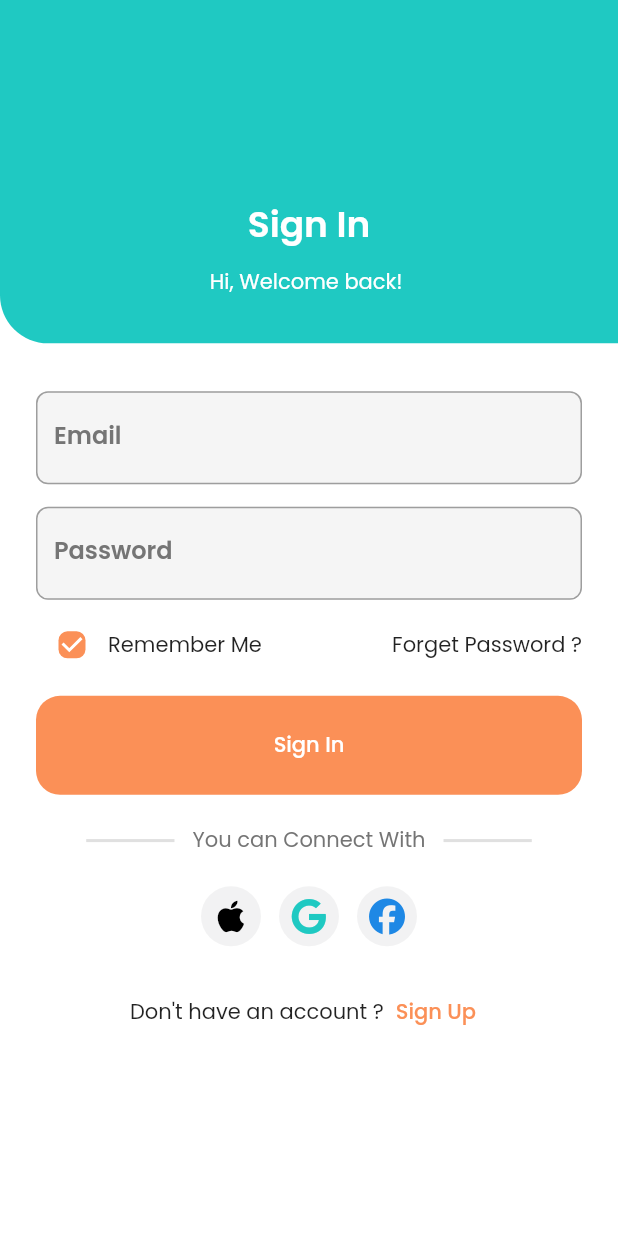
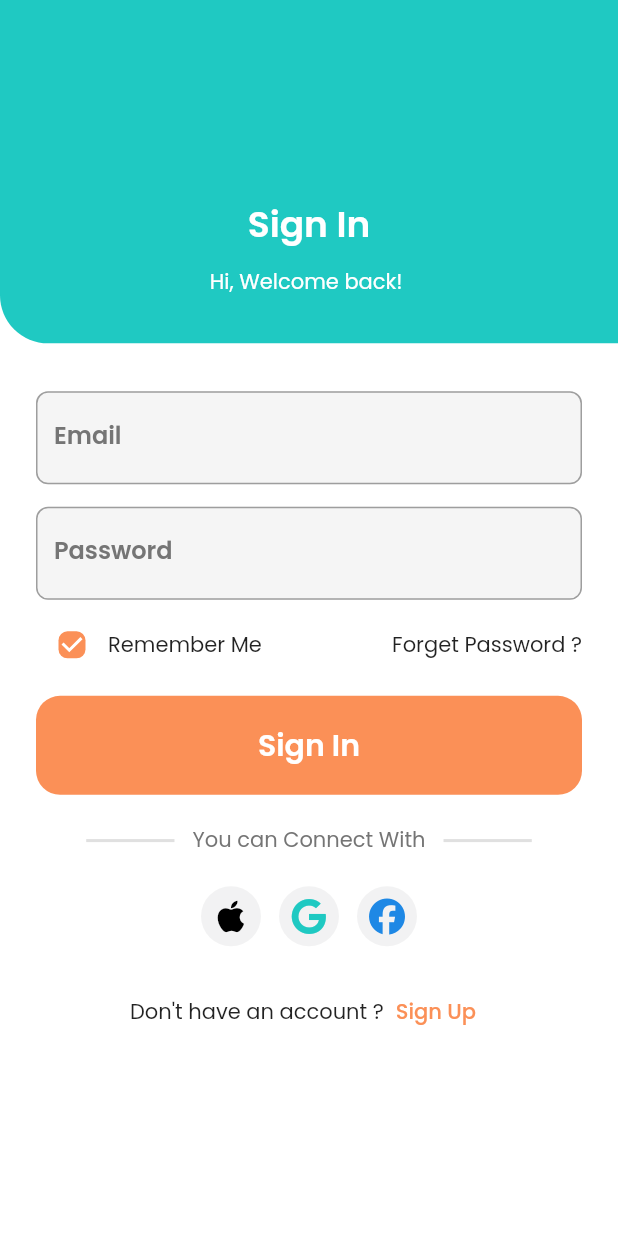
Before and after one commit to mostafaramadanhamed/travel_booking, a Flutter app: the screen it shows after launch, on a phone screen of 412 x 824 dp. Run offline on Flutter 3.47's test engine with Material 2 defaults, Android fonts, the phone set to English and light mode, and no system bars; our stand-ins replace font_awesome_flutter, google_fonts.

```diff
--- a/lib/features/login/presentation/views/widgets/login_button.dart
+++ b/lib/features/login/presentation/views/widgets/login_button.dart
@@ -7,9 +7,10 @@ import '../../../../home/presentaion/views/main_view.dart';
 class LoginButton extends StatelessWidget {
   const LoginButton({
     super.key,
-    required this.size,
+    required this.size, required this.text,
   });
 
+  final String text;
   final Size size;
 
   @override
@@ -20,9 +21,9 @@ class LoginButton extends StatelessWidget {
           return MainView();
         }));
       },
-      child: const Text(
-        'Sign In',
-        style: TextStyle(color: Colors.white),
+      child:  Text(
+        text,
+        style:const TextStyle(color: Colors.white,fontSize: 20,fontWeight: FontWeight.w600),
       ),
       style: TextButton.styleFrom(
           minimumSize: Size(size.width, 66),
--- a/lib/features/login/presentation/views/widgets/login_view_body.dart
+++ b/lib/features/login/presentation/views/widgets/login_view_body.dart
@@ -35,7 +35,7 @@ class LoginViewBody extends StatelessWidget {
               const SizedBox(
                 height: 10,
               ),
-              LoginButton(size: size),
+              LoginButton(size: size,text: 'Sign In',),
               const SizedBox(
                 height: 20,
               ),
```
Also changed, not shown: lib/features/home/presentaion/views/hotel_details_view.dart (+16 -0 lines).
